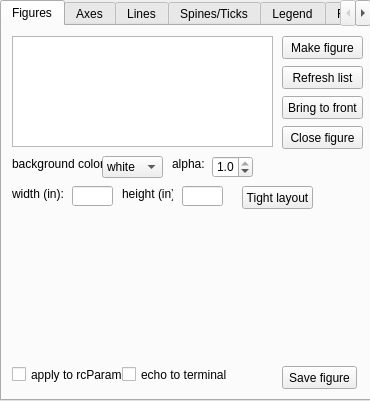
This is plotbrowser_ui.ui in allthedata/plotbrowser as Qt 5 draws it before an edit. The edited form follows.
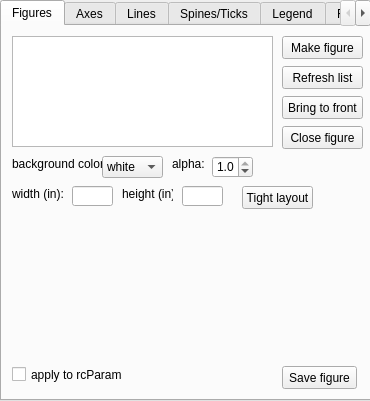
This is the edited form.

What changed in the file:
```diff
--- a/plotbrowser_ui.ui
+++ b/plotbrowser_ui.ui
@@ -278,19 +278,6 @@
        <string>apply to rcParams</string>
       </property>
      </widget>
-     <widget class="QCheckBox" name="checkBox_echototerminal">
-      <property name="geometry">
-       <rect>
-        <x>120</x>
-        <y>340</y>
-        <width>111</width>
-        <height>17</height>
-       </rect>
-      </property>
-      <property name="text">
-       <string>echo to terminal</string>
-      </property>
-     </widget>
      <widget class="QPushButton" name="pushButton_tightlayout">
       <property name="geometry">
        <rect>
```
